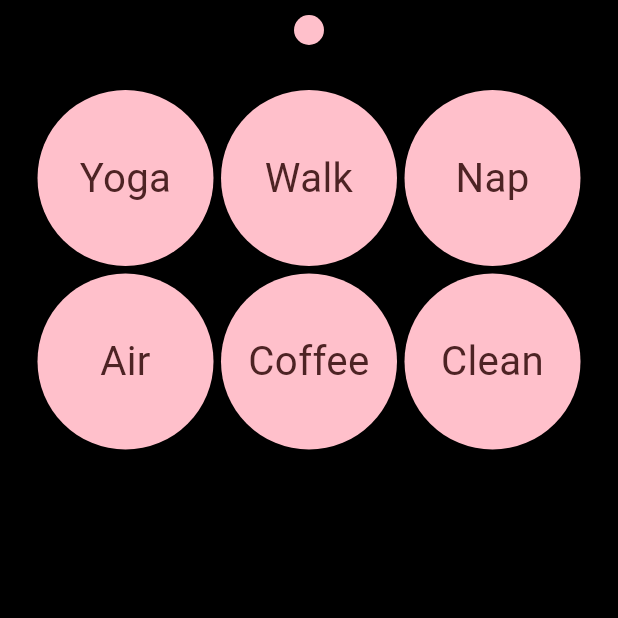
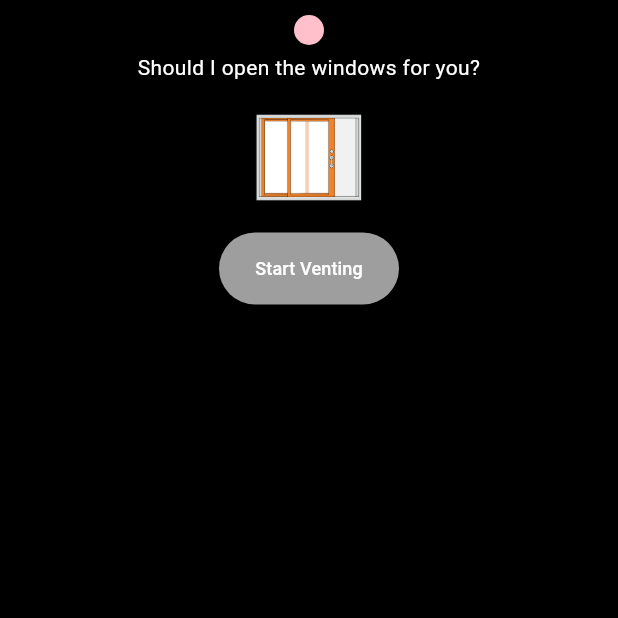
Before and after one commit to inagege/eis, a Flutter app: the screen it shows after launch, after a tap on "Air", on a phone screen of 412 x 824 dp, the top half of it. Run offline on Flutter 3.47's test engine with Material 3 defaults, Android fonts, the phone set to English and light mode, and no system bars.

Commit message:
air screen hinzugefügt

```diff
--- /dev/null
+++ b/lib/Screens/air_start.dart
@@ -0,0 +1,98 @@
+import 'package:flutter/material.dart';
+import 'air_screen.dart';
+
+class AirStartScreen extends StatelessWidget {
+  const AirStartScreen({Key? key}) : super(key: key);
+
+  @override
+  Widget build(BuildContext context) {
+    return Scaffold(
+      backgroundColor: Colors.black,
+      body: SafeArea(
+        child: Column(
+          children: [
+            // Punkt oben wie im HomeScreen
+            Container(
+              margin: const EdgeInsets.only(top: 10),
+              width: 20, // Gleiche Größe wie im HomeScreen
+              height: 20,
+              decoration: const BoxDecoration(
+                color: Color(0xFFFFC0CB), // Gleiche Farbe wie im HomeScreen
+                shape: BoxShape.circle,
+              ),
+            ),
+
+            const SizedBox(height: 5), // Spacing unter dem Punkt
+
+            // Hauptinhalt des Screens
+            Expanded(
+              child: Center(
+                child: Padding(
+                  padding: const EdgeInsets.symmetric(horizontal: 16.0),
+                  child: Column(
+                    //AxisAlignment: MainAxisAlignment.center,
+                    //mainAxisSize: MainAxisSize.min,
+                    children: [
+                      // Entfernt: Der alte Punkt (40x40 Kreis) wurde gelöscht.
+
+                      // Text für die Aufforderung
+                      const Text(
+                        'Should I open the windows for you?',
+                        style: TextStyle(
+                          color: Colors.white,
+                          fontSize: 14,
+                        ),
+                        textAlign: TextAlign.center,
+                      ),
+                     // const SizedBox(height: 0),
+
+                      // Bild
+                      Container(
+                        padding: const EdgeInsets.symmetric(horizontal: 0.0, vertical: 0.0),
+                        child: Image.asset(
+                          'assets/air_animation.gif',
+                          width: 145,
+                          height: 100,
+                        ),
+                      ),
+
+                      //const SizedBox(height: 0),
+
+                      // Start Air Button
+                      SizedBox(
+                        height: 48,
+                        width: 120,
+                        child: ElevatedButton(
+                          style: ElevatedButton.styleFrom(
+                            backgroundColor: Colors.grey,
+                            shape: RoundedRectangleBorder(
+                              borderRadius: BorderRadius.circular(24),
+                            ),
+                          ),
+                          onPressed: () {
+                            Navigator.of(context).push(
+                              MaterialPageRoute(
+                                builder: (context) => const AirScreen(),
+                              ),
+                            );
+                          },
+                          child: const Text(
+                            'Start Venting',
+                            style: TextStyle(
+                              color: Colors.white,
+                              fontSize: 12,
+                            ),
+                          ),
+                        ),
+                      ),
+                    ],
+                  ),
+                ),
+              ),
+            ),
+          ],
+        ),
+      ),
+    );
+  }
+}
--- a/lib/Screens/home_screen.dart
+++ b/lib/Screens/home_screen.dart
@@ -3,7 +3,7 @@ import 'package:flutter/material.dart';
 //import 'Screens/yoga_screen.dart';
 import 'walk_start.dart';
 import 'nap_start.dart';
-//import 'Screens/air_screen.dart';
+import 'air_start.dart';
 //import 'Screens/coffee_screen.dart';
 //import 'Screens/clean_screen.dart';
 
@@ -59,10 +59,10 @@ class HomeScreen extends StatelessWidget {
                     case 'Nap':
                       targetScreen = NapStartScreen();
                       break;
-                    /*case 'Vent':
-                      targetScreen = VentScreen();
+                    case 'Air':
+                      targetScreen = AirStartScreen();
                       break;
-                    case 'Coffee':
+                  /*case 'Coffee':
                       targetScreen = CoffeeScreen();
                       break;
                     case 'Food':
--- a/pubspec.yaml
+++ b/pubspec.yaml
@@ -60,6 +60,7 @@ flutter:
     - assets/nap_image.png
     - assets/classic_alarm.mp3
     - assets/walk_image.png
+    - assets/air_animation.gif
 
   # To add assets to your application, add an assets section, like this:
   # assets:
```
Also changed, not shown: lib/Screens/air_screen.dart (added, +156 -0 lines), assets/air_animation.gif (added).
